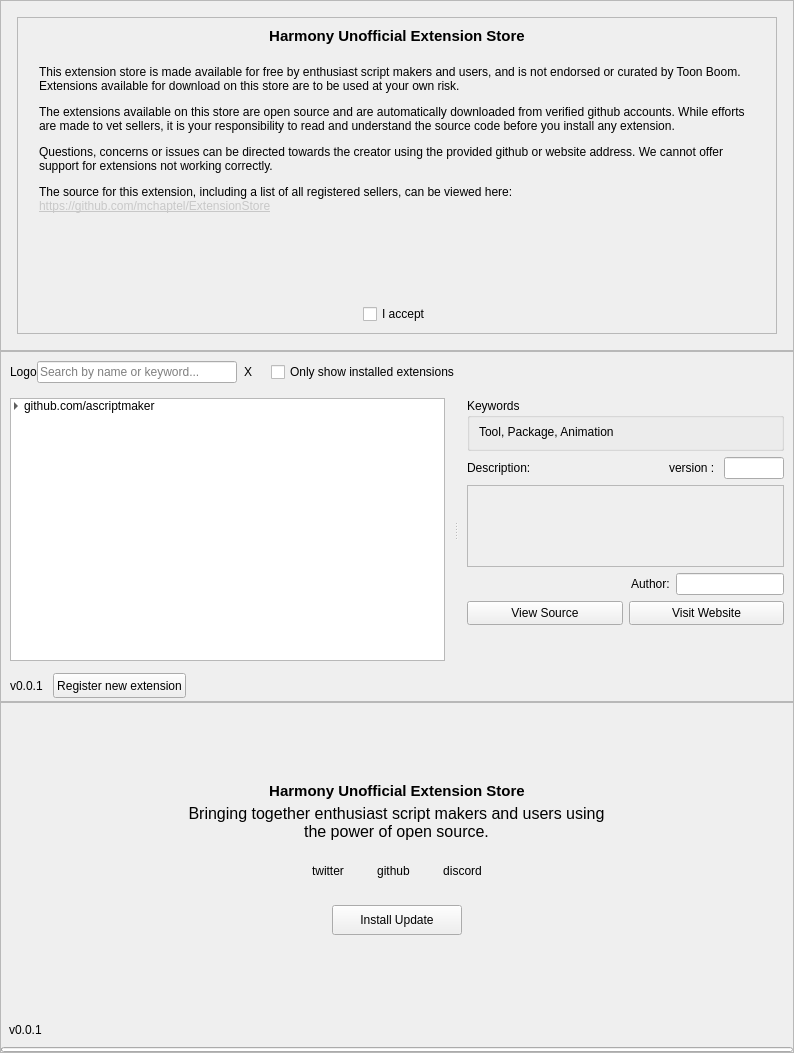
mchaptel/ExtensionStore, file ExtensionStore/resources/store.ui: the form before one commit.
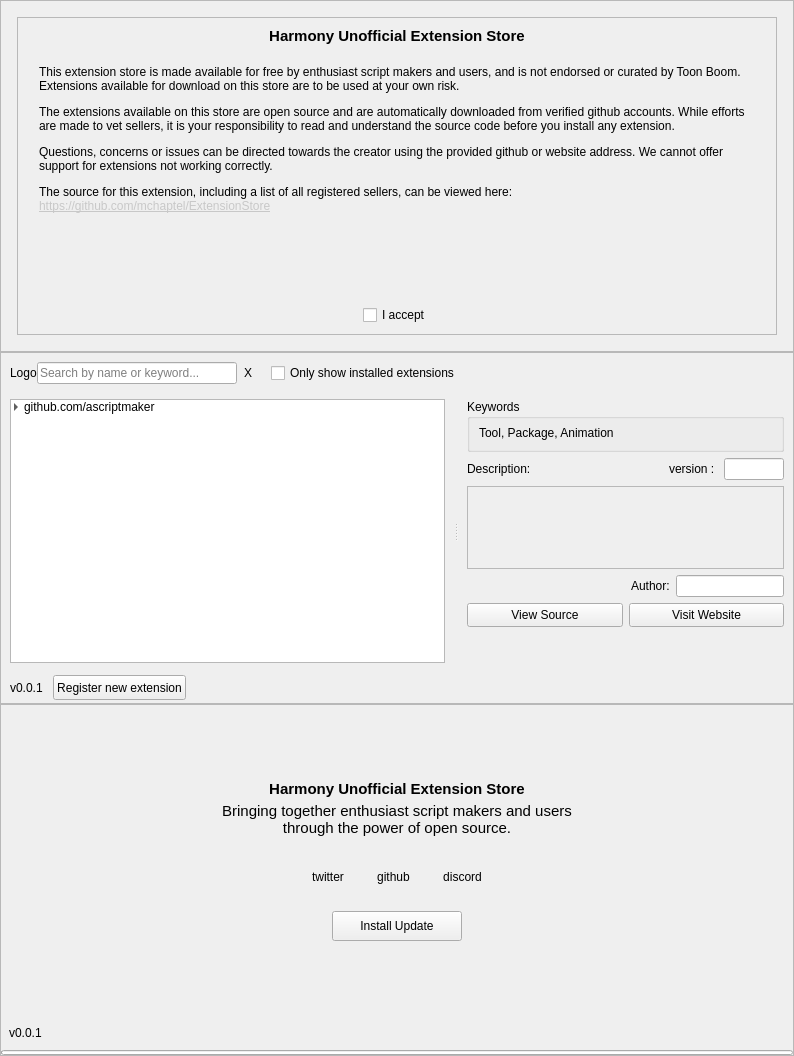
The form after the commit.

Commit message: Updated the About screen layout.

Patch:
```diff
--- a/ExtensionStore/resources/store.ui
+++ b/ExtensionStore/resources/store.ui
@@ -7,7 +7,7 @@
     <x>0</x>
     <y>0</y>
     <width>794</width>
-    <height>1053</height>
+    <height>1056</height>
    </rect>
   </property>
   <property name="minimumSize">
@@ -138,7 +138,7 @@
                  <x>0</x>
                  <y>0</y>
                  <width>734</width>
-                 <height>228</height>
+                 <height>229</height>
                 </rect>
                </property>
                <layout class="QVBoxLayout" name="verticalLayout_10">
@@ -852,7 +852,7 @@
         <property name="sizeHint" stdset="0">
          <size>
           <width>20</width>
-          <height>40</height>
+          <height>5</height>
          </size>
         </property>
        </spacer>
@@ -897,7 +897,7 @@
           </property>
           <property name="maximumSize">
            <size>
-            <width>425</width>
+            <width>350</width>
             <height>70</height>
            </size>
           </property>
@@ -908,7 +908,7 @@
            <string notr="true"/>
           </property>
           <property name="text">
-           <string>&lt;html&gt;&lt;head/&gt;&lt;body&gt;&lt;p align=&quot;center&quot;&gt;&lt;span style=&quot; font-size:12pt;&quot;&gt;Bringing together enthusiast script makers and users using the power of open source.&lt;/span&gt;&lt;/p&gt;&lt;/body&gt;&lt;/html&gt;</string>
+           <string>&lt;html&gt;&lt;head/&gt;&lt;body&gt;&lt;p align=&quot;center&quot;&gt;&lt;span style=&quot; font-size:11pt;&quot;&gt;Bringing together enthusiast script makers and users through the power of open source.&lt;/span&gt;&lt;/p&gt;&lt;/body&gt;&lt;/html&gt;</string>
           </property>
           <property name="textFormat">
            <enum>Qt::AutoText</enum>
@@ -937,7 +937,7 @@
         <property name="sizeHint" stdset="0">
          <size>
           <width>20</width>
-          <height>15</height>
+          <height>25</height>
          </size>
         </property>
        </spacer>
@@ -1125,7 +1125,7 @@
         <property name="sizeHint" stdset="0">
          <size>
           <width>20</width>
-          <height>40</height>
+          <height>5</height>
          </size>
         </property>
        </spacer>
```
The commit also changes 2 other files.
